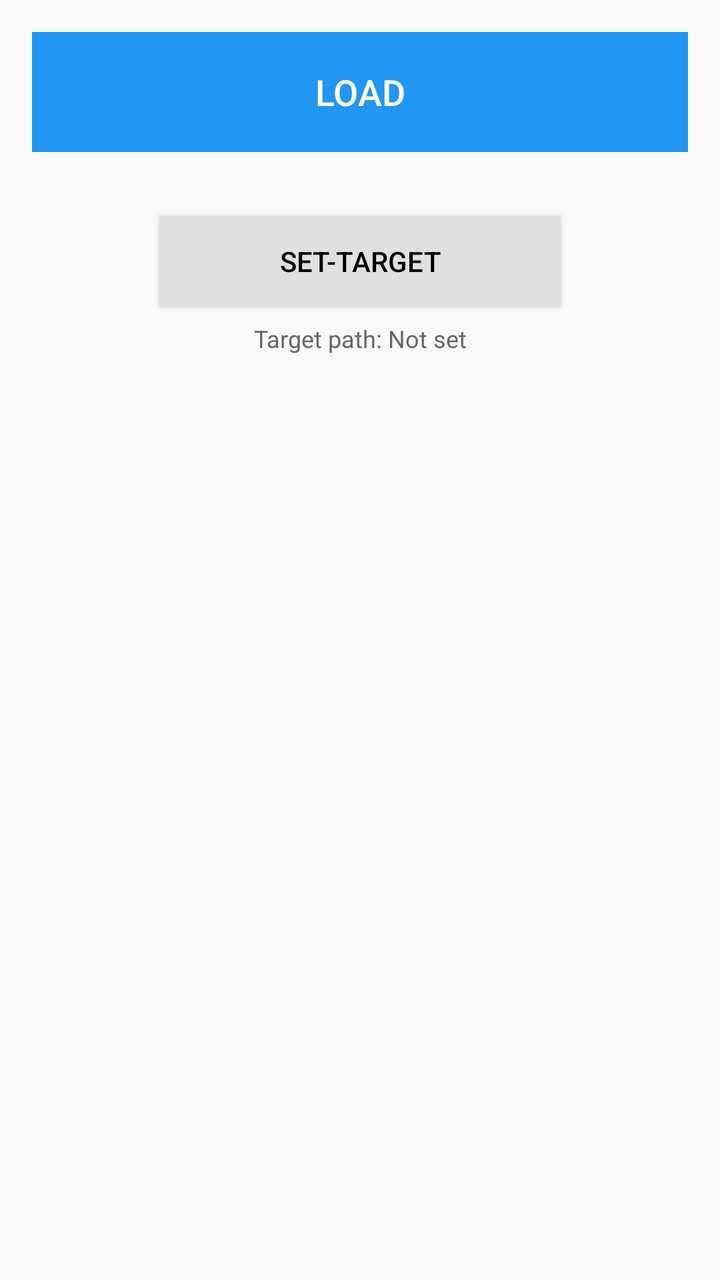
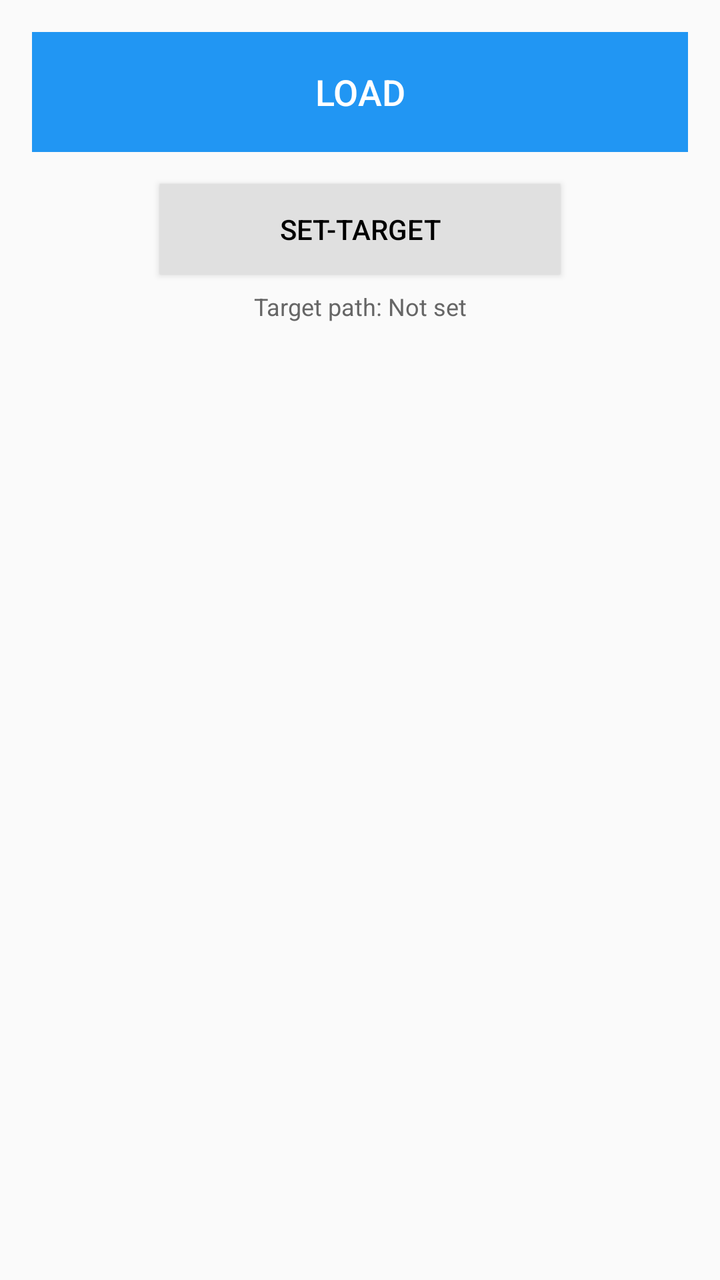

Before-and-after screenshots of an Android layout around one commit, followed by the original layout XML and the change that was made.
<!-- AndroidManifest.xml: application theme Theme.AppCompat.Light -->
<!-- res/layout/activity_main.xml -->
<?xml version="1.0" encoding="utf-8"?>

<LinearLayout xmlns:android="http://schemas.android.com/apk/res/android"
    android:layout_width="match_parent"
    android:layout_height="match_parent"
    android:orientation="vertical"
    android:padding="16dp"
    android:gravity="center_horizontal">

    
    <Button
        android:id="@+id/btnLoad"
        android:layout_width="match_parent"
        android:layout_height="60dp"
        android:text="Load"
        android:textColor="#FFFFFF"
        android:background="#2196F3"
        android:textSize="18sp"
        android:enabled="false"
        android:layout_marginBottom="32dp" />

    
    <Button
        android:id="@+id/btnSetTarget"
        android:layout_width="200dp"
        android:layout_height="45dp"
        android:text="Set-Target"
        android:textColor="#000000"
        android:background="#E0E0E0"
        android:textSize="14sp"
        android:layout_marginBottom="8dp" />

    <TextView
        android:id="@+id/tvTargetPath"
        android:layout_width="match_parent"
        android:layout_height="wrap_content"
        android:text="Target path: Not set"
        android:textSize="12sp"
        android:gravity="center"
        android:textColor="#666666" />

</LinearLayout>
<!-- resources referenced by this layout -->
<resources>

</resources>

<!-- the commit's change to res/layout/activity_main.xml (unified diff, before → after) -->
@@ -17,7 +17,17 @@
         android:background="#2196F3"
         android:textSize="18sp"
         android:enabled="false"
-        android:layout_marginBottom="32dp" />
+        android:layout_marginBottom="16dp" />
+
+    
+    <ImageView
+        android:id="@+id/ivVideoPreview"
+        android:layout_width="200dp"
+        android:layout_height="120dp"
+        android:scaleType="centerCrop"
+        android:background="#DDDDDD"
+        android:visibility="gone"
+        android:layout_marginBottom="24dp" />
 
     
     <Button
